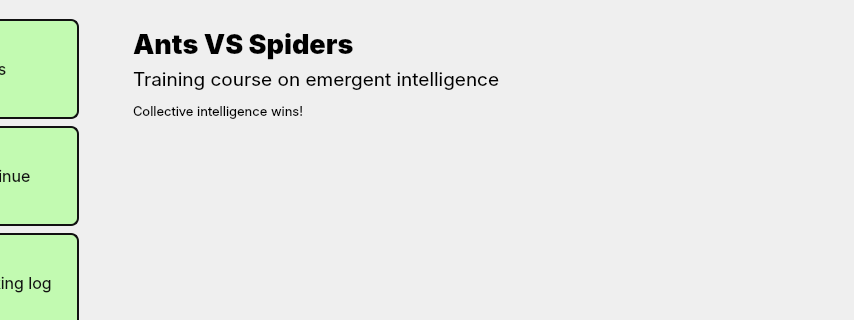
Old version of the form assets/UI/main_menu.ui in the repository VitalyCone/Anthill; both pictures show x 146 to 1000 and y 0 to 320 of the 1000 by 700 pixel window.
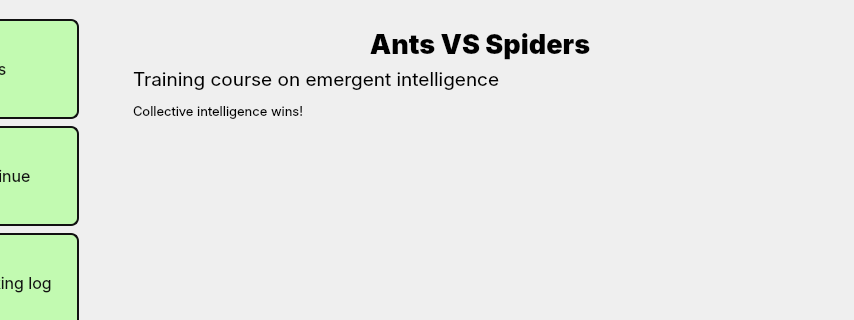
New version of the form.

Commit message: Много изменений всяких

The edit to the form file:
```diff
--- a/assets/UI/main_menu.ui
+++ b/assets/UI/main_menu.ui
@@ -312,7 +312,7 @@
 }</string>
             </property>
             <property name="text">
-             <string>&lt;html&gt;&lt;head/&gt;&lt;body&gt;&lt;p&gt;&lt;span style=&quot; font-size:20pt; font-weight:700;&quot;&gt;Ants VS Spiders&lt;/span&gt;&lt;/p&gt;&lt;/body&gt;&lt;/html&gt;</string>
+             <string>&lt;html&gt;&lt;head/&gt;&lt;body&gt;&lt;p align=&quot;center&quot;&gt;&lt;span style=&quot; font-size:20pt; font-weight:700;&quot;&gt;Ants VS Spiders&lt;/span&gt;&lt;/p&gt;&lt;/body&gt;&lt;/html&gt;</string>
             </property>
            </widget>
           </item>
```
The commit also changes 2 other files.
